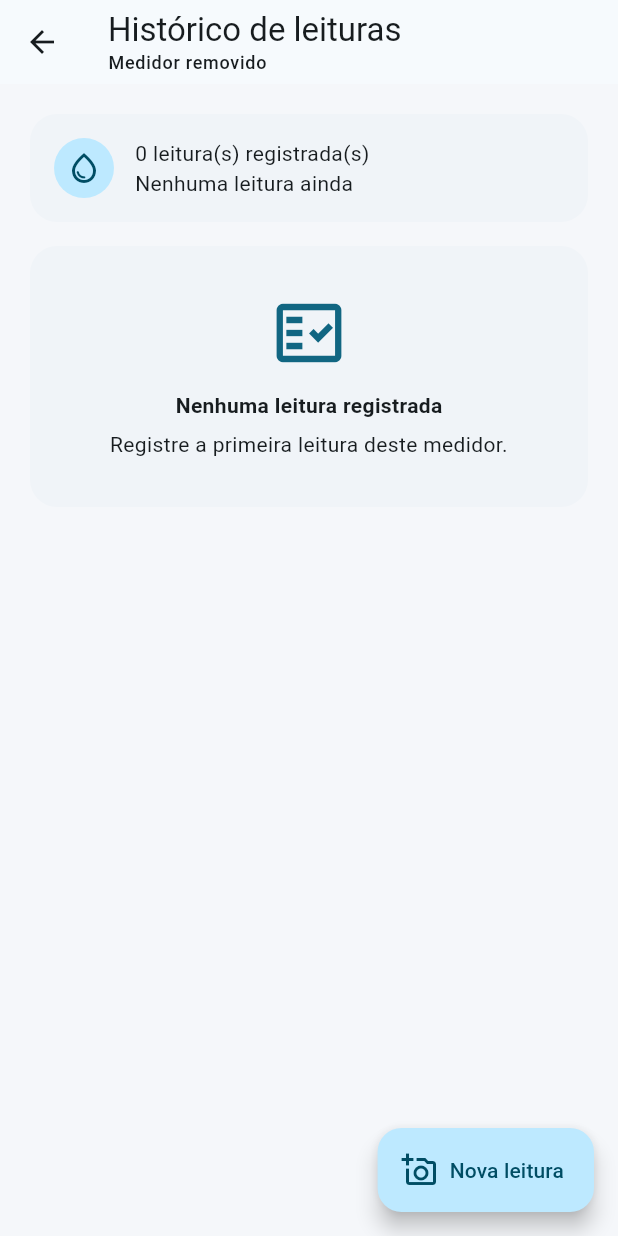
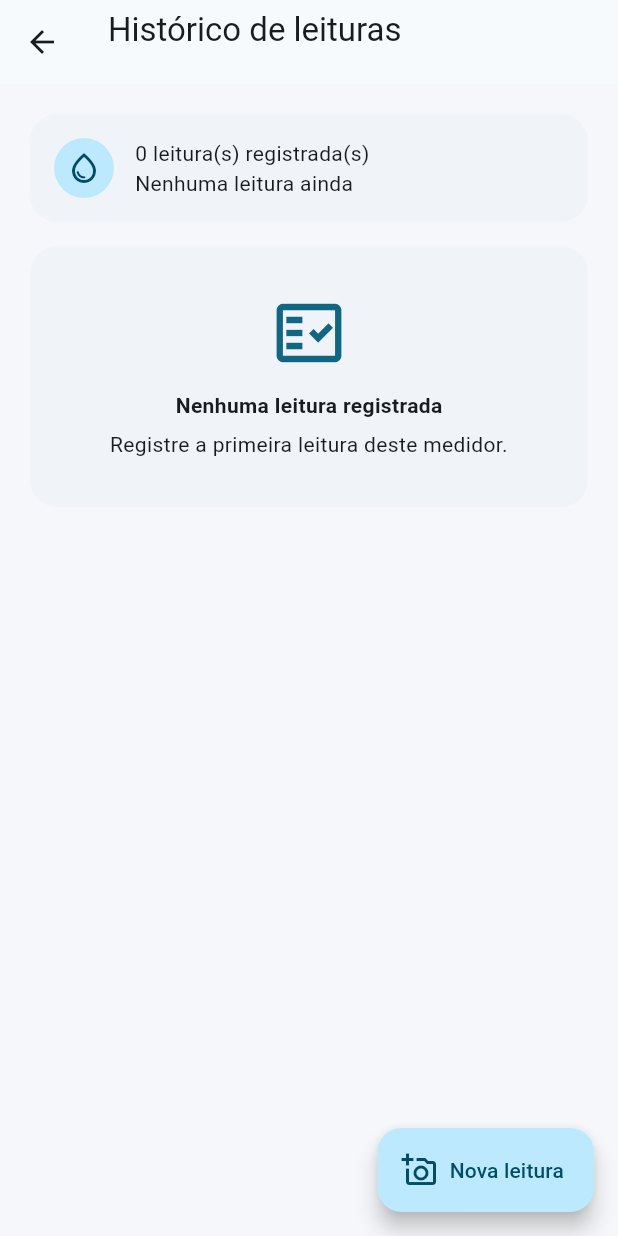
Before and after one commit to ValerioBarbosa/CondoLeitura, a Flutter app: the MeterHistoryScreen screen opened directly with empty values, on a phone screen of 412 x 824 dp. Run offline on Flutter 3.47's test engine with Material 3 defaults, Android fonts, the phone set to English and light mode, and no system bars; our stand-ins replace csv, image_picker, printing, share_plus, shared_preferences; missing offline and left inert: excel, google_mlkit_text_recognition; accounts and stored records are empty.

Commit message:
Fix invisible text and a broken glyph found by testing the live deploy
Tested the deployed web build with a headless Chromium driven by
Playwright (github.io itself is blocked by this session's network
policy, so the identical compiled build/web output was served locally
instead - same artifact, same bugs). Found and fixed two real issues.

1. All app text was invisible, showing only icons. Flutter Web's
   default Roboto font is fetched at runtime from
   fonts.gstatic.com - it's never bundled in the build. That's a real
   reliability problem for actual users too, not just this sandbox:
   any network hiccup, ad blocker, restrictive network, or region
   where Google is unreachable makes the entire UI's text disappear,
   leaving only icons. Fixed by bundling Roboto (Regular/Medium/Bold,
   Apache-2.0 licensed, freely redistributable) as a font asset and
   setting it explicitly in both themes, so the app no longer depends
   on any external network request to render text. Verified by
   re-testing with fonts.gstatic.com and www.gstatic.com explicitly
   blocked at the network layer - the app now renders correctly with
   zero console errors.

2. The reading history subtitle used an arrow character (->) that
   isn't in Roboto's glyph set, rendering as a broken tofu box once
   the font was bundled locally (previously masked because the
   Noto Sans Symbols fallback font happened to cover it, when that
   fetch succeeded). Replaced it with the bullet separator already
   used everywhere else in the app, which Roboto does cover.

3. The meter history screen's AppBar subtitle (condominium + tower +
   unit + meter type joined together) was truncating unreadably on
   narrow screens. Shortened it to tower + unit + type, since the
   condominium is already established by the navigation path that got
   the user there.

Updated the one test asserting the old arrow-separated text to match.
Verified: flutter analyze (0 issues), flutter test (24/24 pass),
flutter build web --release (succeeds), and a full manual click-through
of Condominio -> Torre -> Unidade -> Medidor -> Leitura against the
built output in a real browser showed zero console errors or visual
defects.

```diff
--- a/lib/config/app_theme.dart
+++ b/lib/config/app_theme.dart
@@ -8,6 +8,7 @@ class AppTheme {
     return ThemeData(
       useMaterial3: true,
       colorScheme: scheme,
+      fontFamily: 'Roboto',
       scaffoldBackgroundColor: const Color(0xFFF5F7FA),
       appBarTheme: const AppBarTheme(centerTitle: false),
       cardTheme: const CardThemeData(
@@ -30,6 +31,7 @@ class AppTheme {
   static ThemeData get dark {
     return ThemeData(
       useMaterial3: true,
+      fontFamily: 'Roboto',
       colorScheme: ColorScheme.fromSeed(
         seedColor: _seed,
         brightness: Brightness.dark,
--- a/lib/screens/history/meter_history_screen.dart
+++ b/lib/screens/history/meter_history_screen.dart
@@ -18,6 +18,17 @@ class MeterHistoryScreen extends StatelessWidget {
     final data = context.watch<AppData>();
     final history = data.readingsForMeter(meter.id);
     final water = meter.type != meterTypeGas;
+    final unit = data.unitById(meter.unitId);
+    final tower = unit == null ? null : data.towerById(unit.towerId);
+    // Deliberately shorter than AppData.meterLabel (which also includes the
+    // condominium name): the user already drilled down through Torres ->
+    // Unidades to get here, and the full breadcrumb was truncating
+    // unreadably in the AppBar's single-line title on narrow screens.
+    final subtitle = [
+      if (tower != null) tower.name,
+      if (unit != null) 'Unidade ${unit.number}',
+      meter.type,
+    ].join(' • ');
 
     return Scaffold(
       appBar: AppBar(
@@ -26,7 +37,7 @@ class MeterHistoryScreen extends StatelessWidget {
           children: [
             const Text('Histórico de leituras'),
             Text(
-              data.meterLabel(meter.id),
+              subtitle,
               style: Theme.of(context).textTheme.labelMedium,
             ),
           ],
@@ -152,7 +163,7 @@ class MeterHistoryScreen extends StatelessWidget {
                         DateFormat('dd/MM/yyyy HH:mm').format(reading.createdAt),
                         style: const TextStyle(fontWeight: FontWeight.bold),
                       ),
-                      subtitle: Text('Anterior ${reading.previousValue.toStringAsFixed(1)} → Atual ${reading.currentValue.toStringAsFixed(1)}'),
+                      subtitle: Text('Anterior ${reading.previousValue.toStringAsFixed(1)} • Atual ${reading.currentValue.toStringAsFixed(1)}'),
                       trailing: Text(
                         '+${reading.consumption.toStringAsFixed(1)}',
                         style: Theme.of(context).textTheme.titleMedium?.copyWith(fontWeight: FontWeight.bold),
```
Also changed, not shown: pubspec.yaml (+8 -0 lines), assets/fonts/Roboto-Bold.ttf (added), assets/fonts/Roboto-Medium.ttf (added), assets/fonts/Roboto-Regular.ttf (added), 1 other file.
